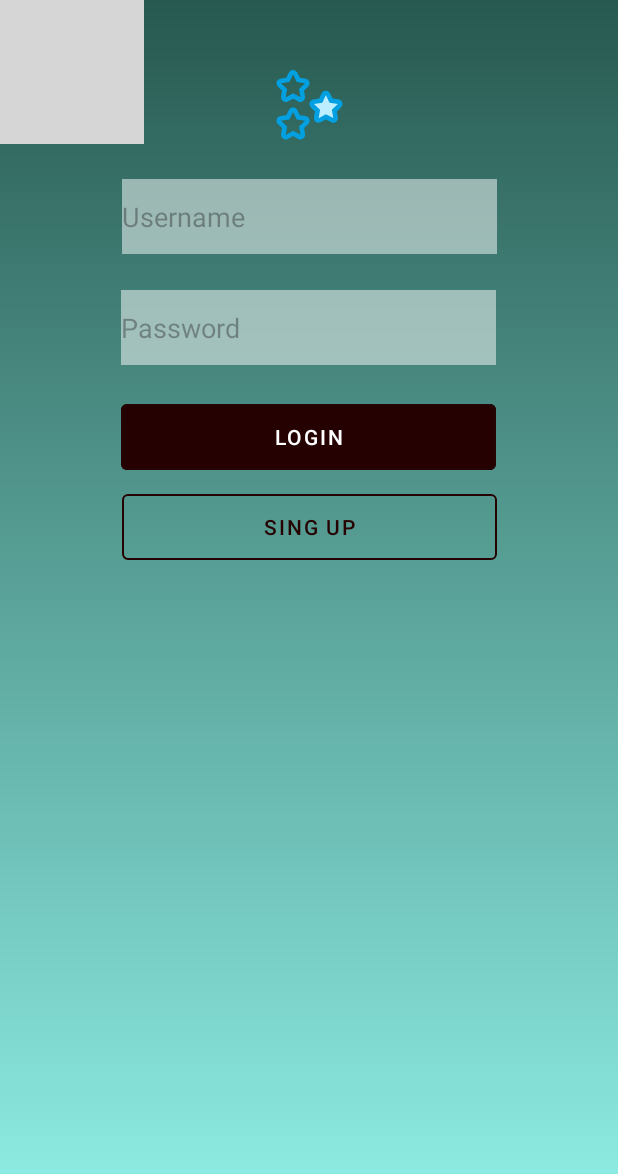
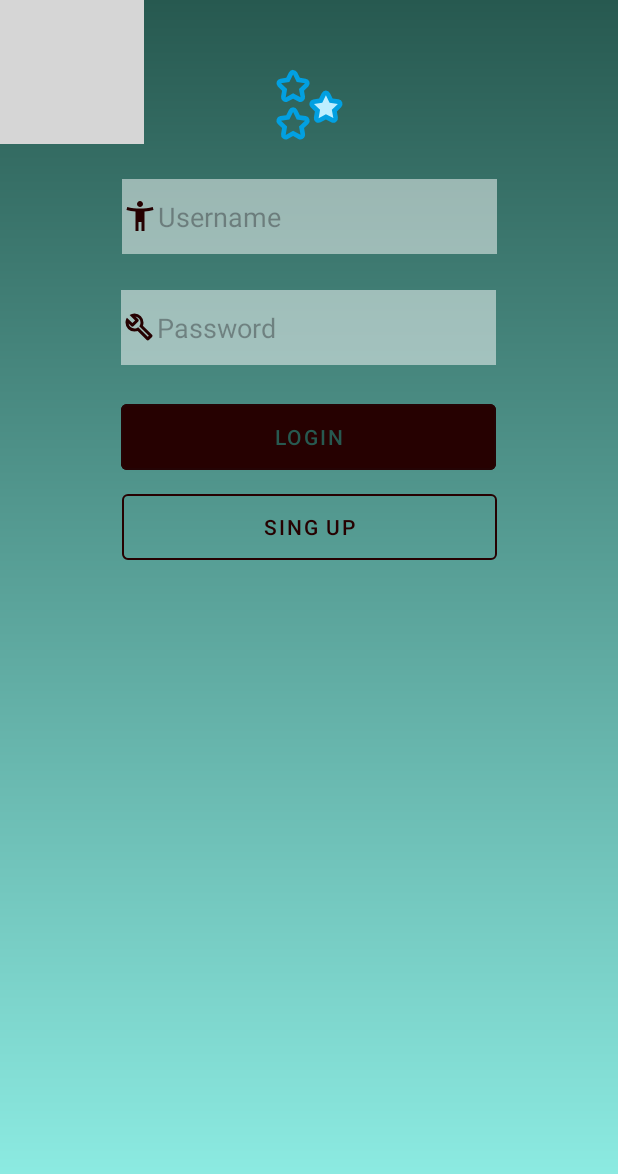
Before and after one commit to Sayelyag/Nicestart, an Android app: the Login screen opened directly, with no data from a screen before it, on a phone screen of 412 x 824 dp. Shown: the top 1174 px of the screen. Run offline under Robolectric (Android 15) with nearby library versions, the phone set to English and light mode, and no system bars; grey boxes are pictures that could not be loaded.

Commit message:
iconos y mejora en botones

```diff
--- /dev/null
+++ b/app/src/main/res/color/buttoncustom.xml
@@ -0,0 +1,6 @@
+<?xml version="1.0" encoding="utf-8"?>
+<selector xmlns:android="http://schemas.android.com/apk/res/android">
+    <item android:color="@color/marron"
+        android:state_pressed="true"/>
+    <item android:color="@android:color/white"/>
+</selector>
--- a/app/src/main/res/drawable/outline_build_24.xml
+++ b/app/src/main/res/drawable/outline_build_24.xml
@@ -1,5 +1,5 @@
-<vector xmlns:android="http://schemas.android.com/apk/res/android" android:height="24dp" android:tint="#000000" android:viewportHeight="960" android:viewportWidth="960" android:width="24dp">
+<vector xmlns:android="http://schemas.android.com/apk/res/android" android:height="24dp" android:tint="@color/marron" android:viewportHeight="960" android:viewportWidth="960" android:width="24dp">
 
-    <path android:fillColor="@android:color/white" android:pathData="M686,828L444,584Q424,592 403.5,596Q383,600 360,600Q260,600 190,530Q120,460 120,360Q120,324 130,291.5Q140,259 158,230L304,376L376,304L230,158Q259,140 291.5,130Q324,120 360,120Q460,120 530,190Q600,260 600,360Q600,383 596,403.5Q592,424 584,444L828,686Q840,698 840,715Q840,732 828,744L744,828Q732,840 715,840Q698,840 686,828ZM715,743L742,716L486,460Q504,440 512,413.5Q520,387 520,360Q520,300 481.5,255.5Q443,211 386,202L460,276Q472,288 472,304Q472,320 460,332L332,460Q320,472 304,472Q288,472 276,460L202,386Q211,443 255.5,481.5Q300,520 360,520Q386,520 412,512Q438,504 459,487L715,743ZM472,472L472,472Q472,472 472,472Q472,472 472,472Q472,472 472,472Q472,472 472,472L472,472Q472,472 472,472Q472,472 472,472L472,472Q472,472 472,472Q472,472 472,472L472,472Q472,472 472,472Q472,472 472,472Q472,472 472,472Q472,472 472,472L472,472Z"/>
+    <path android:fillColor="@color/marron" android:pathData="M686,828L444,584Q424,592 403.5,596Q383,600 360,600Q260,600 190,530Q120,460 120,360Q120,324 130,291.5Q140,259 158,230L304,376L376,304L230,158Q259,140 291.5,130Q324,120 360,120Q460,120 530,190Q600,260 600,360Q600,383 596,403.5Q592,424 584,444L828,686Q840,698 840,715Q840,732 828,744L744,828Q732,840 715,840Q698,840 686,828ZM715,743L742,716L486,460Q504,440 512,413.5Q520,387 520,360Q520,300 481.5,255.5Q443,211 386,202L460,276Q472,288 472,304Q472,320 460,332L332,460Q320,472 304,472Q288,472 276,460L202,386Q211,443 255.5,481.5Q300,520 360,520Q386,520 412,512Q438,504 459,487L715,743ZM472,472L472,472Q472,472 472,472Q472,472 472,472Q472,472 472,472Q472,472 472,472L472,472Q472,472 472,472Q472,472 472,472L472,472Q472,472 472,472Q472,472 472,472L472,472Q472,472 472,472Q472,472 472,472Q472,472 472,472Q472,472 472,472L472,472Z"/>
 
 </vector>
--- a/app/src/main/res/drawable/outline_cyclone_24.xml
+++ b/app/src/main/res/drawable/outline_cyclone_24.xml
@@ -1,5 +1,5 @@
-<vector xmlns:android="http://schemas.android.com/apk/res/android" android:height="24dp" android:tint="#FFFFFF" android:viewportHeight="960" android:viewportWidth="960" android:width="24dp">
+<vector xmlns:android="http://schemas.android.com/apk/res/android" android:height="24dp" android:tint="@color/marron" android:viewportHeight="960" android:viewportWidth="960" android:width="24dp">
 
-    <path android:fillColor="@android:color/white" android:pathData="M480,640Q414,640 367,593Q320,546 320,480Q320,414 367,367Q414,320 480,320Q546,320 593,367Q640,414 640,480Q640,546 593,593Q546,640 480,640ZM480,560Q513,560 536.5,536.5Q560,513 560,480Q560,447 536.5,423.5Q513,400 480,400Q447,400 423.5,423.5Q400,447 400,480Q400,513 423.5,536.5Q447,560 480,560ZM661,880Q679,824 688,780Q697,736 702,710Q659,752 602,776Q545,800 480,800Q344,800 241.5,781.5Q139,763 80,746L80,661Q136,679 180,688Q224,697 250,702Q208,659 184,602Q160,545 160,480Q160,343 178.5,241Q197,139 214,80L299,80Q281,136 271.5,180Q262,224 258,250Q301,208 358,184Q415,160 480,160Q617,160 719,178.5Q821,197 880,214L880,299Q824,281 780,271.5Q736,262 710,258Q752,301 776,358Q800,415 800,480Q800,617 781.5,719Q763,821 746,880L661,880ZM480,720Q580,720 650,650Q720,580 720,480Q720,380 650,310Q580,240 480,240Q380,240 310,310Q240,380 240,480Q240,580 310,650Q380,720 480,720Z"/>
+    <path android:fillColor="@color/marron" android:pathData="M480,640Q414,640 367,593Q320,546 320,480Q320,414 367,367Q414,320 480,320Q546,320 593,367Q640,414 640,480Q640,546 593,593Q546,640 480,640ZM480,560Q513,560 536.5,536.5Q560,513 560,480Q560,447 536.5,423.5Q513,400 480,400Q447,400 423.5,423.5Q400,447 400,480Q400,513 423.5,536.5Q447,560 480,560ZM661,880Q679,824 688,780Q697,736 702,710Q659,752 602,776Q545,800 480,800Q344,800 241.5,781.5Q139,763 80,746L80,661Q136,679 180,688Q224,697 250,702Q208,659 184,602Q160,545 160,480Q160,343 178.5,241Q197,139 214,80L299,80Q281,136 271.5,180Q262,224 258,250Q301,208 358,184Q415,160 480,160Q617,160 719,178.5Q821,197 880,214L880,299Q824,281 780,271.5Q736,262 710,258Q752,301 776,358Q800,415 800,480Q800,617 781.5,719Q763,821 746,880L661,880ZM480,720Q580,720 650,650Q720,580 720,480Q720,380 650,310Q580,240 480,240Q380,240 310,310Q240,380 240,480Q240,580 310,650Q380,720 480,720Z"/>
 
 </vector>
--- a/app/src/main/res/drawable/personita_1.xml
+++ b/app/src/main/res/drawable/personita_1.xml
@@ -1,5 +1,8 @@
-<vector xmlns:android="http://schemas.android.com/apk/res/android" android:height="24dp" android:tint="#FFFFFF" android:viewportHeight="960" android:viewportWidth="960" android:width="24dp">
+<vector xmlns:android="http://schemas.android.com/apk/res/android" android:height="24dp" android:tint="@color/marron" android:viewportHeight="960" android:viewportWidth="960" android:width="24dp">
 
-    <path android:fillColor="@android:color/white" android:pathData="M480,240Q447,240 423.5,216.5Q400,193 400,160Q400,127 423.5,103.5Q447,80 480,80Q513,80 536.5,103.5Q560,127 560,160Q560,193 536.5,216.5Q513,240 480,240ZM360,880L360,360Q300,355 238,345Q176,335 120,320L140,240Q218,261 306,270.5Q394,280 480,280Q566,280 654,270.5Q742,261 820,240L840,320Q784,335 722,345Q660,355 600,360L600,880L520,880L520,640L440,640L440,880L360,880Z"/>
+    <path android:fillColor="@color/marron"
+        android:pathData="M480,240Q447,240 423.5,216.5Q400,193 400,160Q400,127 423.5,103.5Q447,80 480,80Q513,80 536.5,103.5Q560,127 560,160Q560,193 536.5,
+        216.5Q513,240 480,240ZM360,880L360,360Q300,355 238,345Q176,335 120,320L140,240Q218,261 306,270.5Q394,280 480,280Q566,280 654,270.5Q742,261 820,240L840,320Q784,
+        335 722,345Q660,355 600,360L600,880L520,880L520,640L440,640L440,880L360,880Z"/>
 
 </vector>
--- a/app/src/main/res/layout/activity_login.xml
+++ b/app/src/main/res/layout/activity_login.xml
@@ -26,6 +26,7 @@
         app:layout_constraintStart_toStartOf="@+id/guideline2"
         app:startIconDrawable="@drawable/usericon"
         tools:layout_editor_absoluteY="140dp" />
+
     <EditText
         android:id="@+id/user"
         android:layout_width="250dp"
@@ -33,6 +34,7 @@
         android:background="#80FFFFFF"
         android:textColor="@color/marron"
         android:hint="Username"
+        android:drawableStart="@drawable/personita_1"
         android:inputType="textPersonName"
         app:layout_constraintTop_toBottomOf="@id/estrellas"
         app:layout_constraintStart_toStartOf="parent"
@@ -44,7 +46,7 @@
         android:layout_width="250dp"
         android:layout_height="50dp"
         android:background="#80FFFFFF"
-
+        android:drawableStart="@drawable/outline_build_24"
         android:layout_marginTop="24dp"
         android:hint="Password"
         android:inputType="textPersonName"
@@ -61,7 +63,7 @@
         android:layout_marginTop="20dp"
         android:backgroundTint="@color/marron"
         android:text="LOGIN"
-        android:textColor="@color/white"
+        android:textColor="@color/azulVer"
         app:layout_constraintEnd_toEndOf="parent"
         app:layout_constraintHorizontal_bias="0.497"
         app:layout_constraintStart_toStartOf="parent"
```
Also changed, not shown: app/src/main/java/com/example/nicestart/Login.java (+9 -0 lines), app/src/main/res/values/styles.xml (added, +14 -0 lines).
